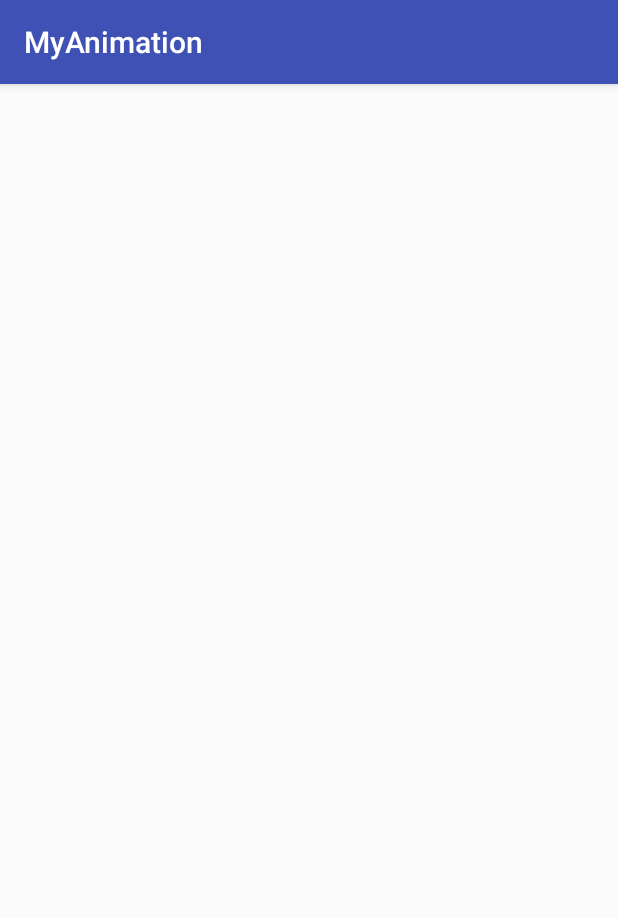
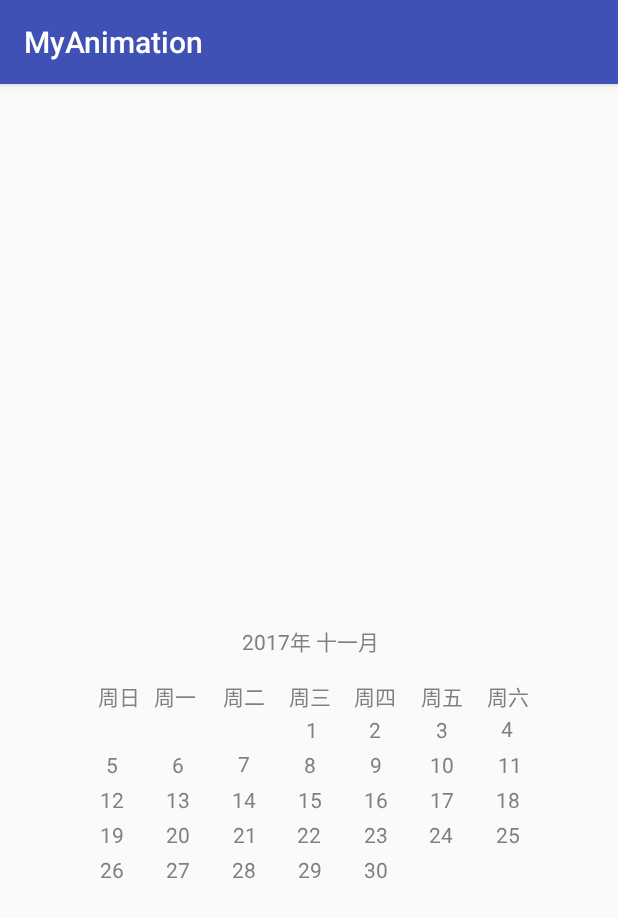
Before and after one commit to zhaoxiansheng/MyAnimation, an Android app: the CalendarActivity screen opened directly, with no data from a screen before it, on a phone screen of 412 x 824 dp. Shown: the top 918 px of the screen. Run offline under Robolectric (Android 15) with nearby library versions, the phone set to English and light mode, and no system bars.

Commit message:
可以画出单个月份的日历

```diff
--- a/app/src/main/java/com/example/zy/myanimation/activity/CalendarActivity.java
+++ b/app/src/main/java/com/example/zy/myanimation/activity/CalendarActivity.java
@@ -21,7 +21,9 @@ public class CalendarActivity extends AppCompatActivity {
         super.onCreate(savedInstanceState);
         setContentView(R.layout.activity_calendar);
         WheelCalendar wheelCalendar = new WheelCalendar(System.currentTimeMillis());
-        Toast.makeText(this, wheelCalendar.year + "/" + wheelCalendar.month + "/" + wheelCalendar.day + "/" + wheelCalendar.hour + "/" + wheelCalendar.minute + "/" + wheelCalendar.week, Toast.LENGTH_SHORT).show();
+        Toast.makeText(this, wheelCalendar.year + "/" + wheelCalendar.month + "/" + wheelCalendar.day + "/"
+                + wheelCalendar.hour + "/" + wheelCalendar.minute + "/" + wheelCalendar.week + "/"
+                + wheelCalendar.weekDay, Toast.LENGTH_SHORT).show();
     }
 
     public static void startActivity(Activity activity) {
--- a/app/src/main/java/com/example/zy/myanimation/utils/ToolUtils.java
+++ b/app/src/main/java/com/example/zy/myanimation/utils/ToolUtils.java
@@ -1,6 +1,12 @@
 package com.example.zy.myanimation.utils;
 
 import android.view.View;
+
+import java.text.ParseException;
+import java.text.SimpleDateFormat;
+import java.util.Calendar;
+import java.util.Date;
+import java.util.Locale;
 
 /**
  * Created on 2017/11/1.
@@ -11,8 +17,9 @@ public class ToolUtils {
 
     /**
      * 测量自定义控件的宽
+     *
      * @param measureSpec
-     * @param result 默认大小
+     * @param result      默认大小
      * @return 返回大小
      */
     public static int measureWidth(int measureSpec, int result) {
@@ -30,8 +37,9 @@ public class ToolUtils {
 
     /**
      * 测定自定义控件的高
+     *
      * @param measureSpec
-     * @param result 默认的大小
+     * @param result      默认的大小
      * @return 返回大小
      */
     public static int measureHeight(int measureSpec, int result) {
@@ -44,4 +52,84 @@ public class ToolUtils {
         }
         return result;
     }
+
+    /**
+     * 获取当前星期几
+     * @param millseconds 时间
+     * @return 返回中文星期
+     */
+    public static String chineseWeekDay(long millseconds) {
+        Calendar calendar = Calendar.getInstance();
+        calendar.clear();
+        calendar.setTime(new Date(millseconds));
+        String[] weekDays = {"周日", "周一", "周二", "周三", "周四", "周五", "周六"};
+        return weekDays[calendar.get(Calendar.DAY_OF_WEEK) - 1];
+    }
+
+    /**
+     * 获取当前星期几
+     * @param millseconds 时间
+     * @return 返回数字
+     */
+    public static int numberWeekDay(long millseconds) {
+        Calendar calendar = Calendar.getInstance();
+        calendar.clear();
+        calendar.setTime(new Date(millseconds));
+        return calendar.get(Calendar.DAY_OF_WEEK) - 1;
+    }
+
+    /**
+     * 获取当前月份
+     * @param month 月份
+     * @return 返回中文月份
+     */
+    public static String monthDay(int month){
+        String[] monthDays = {"一月", "二月", "三月", "四月", "五月", "六月", "七月", "八月", "九月", "十月", "十一月", "十二月"};
+        return monthDays[month - 1];
+    }
+
+    /**
+     * 把获取某年某月第一天的毫秒数
+     * @param year 年份
+     * @param month 月份
+     * @return 毫秒数
+     * @throws ParseException
+     */
+    public static long millSeconds(int year, int month) throws ParseException {
+        SimpleDateFormat simpleDateFormat = new SimpleDateFormat("yyyy-MM-dd", Locale.CHINA);
+        return simpleDateFormat.parse(year + "-" + month + "-01").getTime();
+    }
+
+    /**
+     * 获取某年某月的最后一天
+     * @param year 年
+     * @param month 月
+     * @return 最后一天
+     */
+    public static int getLastDayOfMonth(int year, int month) {
+        if (month == 1 || month == 3 || month == 5 || month == 7 || month == 8
+                || month == 10 || month == 12) {
+            return 31;
+        }
+        if (month == 4 || month == 6 || month == 9 || month == 11) {
+            return 30;
+        }
+        if (month == 2) {
+            if (isLeapYear(year)) {
+                return 29;
+            } else {
+                return 28;
+            }
+        }
+        return 0;
+    }
+
+    /**
+     * 是否闰年
+     * @param year 年
+     * @return
+     */
+    private static boolean isLeapYear(int year) {
+        return (year % 4 == 0 && year % 100 != 0) || (year % 400 == 0);
+    }
 }
--- a/app/src/main/java/com/example/zy/myanimation/view/calendar/CalendarView.java
+++ b/app/src/main/java/com/example/zy/myanimation/view/calendar/CalendarView.java
@@ -12,6 +12,9 @@ import android.util.AttributeSet;
 import android.view.View;
 
 import com.example.zy.myanimation.R;
+import com.example.zy.myanimation.utils.ToolUtils;
+
+import java.text.ParseException;
 
 /**
  * Created on 2017/11/1.
@@ -23,28 +26,35 @@ public class CalendarView extends View {
     /**
      * 圆的颜色
      */
-    private int roundColor;
+    private int circleColor;
     /**
      * 数字的颜色
      */
-    private int textColor;
+    private int dateColor;
     /**
      * 数字字体大小
      */
-    private float textSize;
+    private float dateSize;
     /**
      * 圆的半径
      */
-    private float roundRadius;
+    private float circleRadius;
     /**
      * 默认的行数
      */
-    private int col = 5;
+    private int col = 6;
     /**
      * 默认的列数
      */
     private int row = 7;
 
+    /**
+     * 默认行列宽高
+     */
+    private float colHeight;
+    private float colWidth;
+    private float rowHeight;
+    private float rowWidth;
     /**
      * 自定义画笔
      */
@@ -53,7 +63,10 @@ public class CalendarView extends View {
      * title
      */
     private Rect textRect;
+    private int textLength;
     private String year, month;
+
+    private WheelCalendar wheelCalendar;
 
     public CalendarView(Context context) {
         super(context);
@@ -72,31 +85,111 @@ public class CalendarView extends View {
 
     private void initAttrs(Context context, AttributeSet attrs, int defStyleAttr) {
         TypedArray array = context.getTheme().obtainStyledAttributes(attrs, R.styleable.CalendarView, defStyleAttr, 0);
-        roundColor = array.getColor(R.styleable.ScrollAnimView_round_color, ContextCompat.getColor(context, R.color.colorPrimary));
-        roundRadius = array.getDimension(R.styleable.ScrollAnimView_round_radius, 10);
-        textColor = array.getColor(R.styleable.ScrollAnimView_text_color, Color.WHITE);
-        textSize = array.getDimension(R.styleable.ScrollAnimView_text_size, 30);
+        circleColor = array.getColor(R.styleable.CalendarView_circle_color, ContextCompat.getColor(context, R.color.colorPrimary));
+        circleRadius = array.getDimension(R.styleable.CalendarView_circle_radius, 10);
+        dateColor = array.getColor(R.styleable.CalendarView_date_color, Color.WHITE);
+        dateSize = array.getDimension(R.styleable.CalendarView_date_size, 30);
+        rowHeight = array.getDimension(R.styleable.CalendarView_date_row_height, 35);
+        rowWidth = array.getDimension(R.styleable.CalendarView_date_row_height, 25);
+        colHeight = array.getDimension(R.styleable.CalendarView_date_col_width, 35);
+        colWidth = array.getDimension(R.styleable.CalendarView_date_col_width, 25);
+        array.recycle();
+
         mPaint = new Paint();
-        mPaint.setAntiAlias(true);
-        mPaint.setStyle(Paint.Style.FILL_AND_STROKE);
-        //设置是否抖动，如果不设置感觉就会有一些僵硬的线条，如果设置图像就会看的更柔和一些，
-        mPaint.setDither(true);
         textRect = new Rect();
     }
 
     @Override
     protected void onDraw(Canvas canvas) {
         super.onDraw(canvas);
-
+        drawTitle(canvas);
+        drawWeek(canvas);
+        try {
+            drawMonth(canvas);
+        } catch (ParseException e) {
+            e.printStackTrace();
+        }
     }
 
     @Override
     protected void onMeasure(int widthMeasureSpec, int heightMeasureSpec) {
         super.onMeasure(widthMeasureSpec, heightMeasureSpec);
+        setMeasuredDimension(ToolUtils.measureWidth(widthMeasureSpec, 500), ToolUtils.measureHeight(heightMeasureSpec, 500));
     }
 
-    private void drawMouth(Canvas canvas) {
-        mPaint.setColor(textColor);
+    private void drawTitle(Canvas canvas) {
+        wheelCalendar = new WheelCalendar(System.currentTimeMillis());
+        year = String.valueOf(wheelCalendar.year) + "年";
+        month = ToolUtils.monthDay(wheelCalendar.month);
+        String title = year + " " + month;
+
+        initPaint();
+        mPaint.getTextBounds(title, 0, title.length(), textRect);
+        canvas.drawText(year + " " + month, getMeasuredWidth() / 2 - textRect.width() / 2,
+                getMeasuredHeight() / 2 - textRect.height() / 2, mPaint);
 
     }
+
+    private void drawWeek(Canvas canvas) {
+        initPaint();
+        String[] weekDays = {"周日", "周一", "周二", "周三", "周四", "周五", "周六"};
+        for (int i = 0; i < weekDays.length; i++) {
+            mPaint.getTextBounds(weekDays[i], 0, weekDays[i].length(), textRect);
+            canvas.drawText(weekDays[i], getMeasuredWidth() / 2 - textRect.width() / 2 - textRect.width() * (3 - i) - colWidth * (3 - i),
+                    getMeasuredHeight() / 2 + textRect.height() / 2 + rowHeight, mPaint);
+        }
+        textLength = textRect.width();
+    }
+
+    private void drawMonth(Canvas canvas) throws ParseException {
+        initPaint();
+        int weekCount = ToolUtils.numberWeekDay(ToolUtils.millSeconds(wheelCalendar.year, wheelCalendar.month));
+        int monthCount = ToolUtils.getLastDayOfMonth(wheelCalendar.year, wheelCalendar.month);
+        if (weekCount + monthCount + 1 > row * 5) {
+            col = 6;
+        } else {
+            col = 5;
+        }
+        for (int j = 0; j < col; j++) {
+            for (int i = 0; i < row; i++) {
+                if (j == 0) {
+                    if (i > weekCount - 1 && i < 7) {
+                        mPaint.getTextBounds(String.valueOf(i + 1 - weekCount), 0, String.valueOf(i + 1 - weekCount).length(), textRect);
+                        canvas.drawText(String.valueOf(i + 1 - weekCount),
+                                getMeasuredWidth() / 2 - textRect.width() / 2 - textLength * (weekCount - i) - colWidth * (weekCount - i),
+                                getMeasuredHeight() / 2 + textRect.height() / 2 + rowHeight * (j + 2), mPaint);
+                    }
+                } else {
+                    if (j == col - 1) {
+                        if ((j + 1) * (i + 1) + weekCount <= monthCount) {
+                            mPaint.getTextBounds(String.valueOf(i + j * 7 + 1 - weekCount), 0, String.valueOf(i + j * 7 + 1 - weekCount).length(), textRect);
+                            canvas.drawText(String.valueOf(i + j * 7 + 1 - weekCount),
+                                    getMeasuredWidth() / 2 - textRect.width() / 2 - textLength * (3 - i) - colWidth * (3 - i),
+                                    getMeasuredHeight() / 2 + textRect.height() / 2 + rowHeight * (j + 2), mPaint);
+                        }
+                    } else {
+                        mPaint.getTextBounds(String.valueOf(i + j * 7 + 1 - weekCount), 0, String.valueOf(i + j * 7 + 1 - weekCount).length(), textRect);
+                        canvas.drawText(String.valueOf(i + j * 7 + 1 - weekCount),
+                                getMeasuredWidth() / 2 - textRect.width() / 2 - textLength * (3 - i) - colWidth * (3 - i),
+                                getMeasuredHeight() / 2 + textRect.height() / 2 + rowHeight * (j + 2), mPaint);
+                    }
+                }
+            }
+        }
+    }
+
+    /**
+     * 初始化画笔
+     */
+    private void initPaint() {
+        if (mPaint != null) {
+            mPaint.reset();
+            mPaint.setColor(dateColor);
+            mPaint.setTextSize(dateSize);
+            mPaint.setAntiAlias(true);
+            mPaint.setStyle(Paint.Style.FILL_AND_STROKE);
+            //设置是否抖动，如果不设置感觉就会有一些僵硬的线条，如果设置图像就会看的更柔和一些，
+            mPaint.setDither(true);
+        }
+    }
 }
--- a/app/src/main/java/com/example/zy/myanimation/view/calendar/WheelCalendar.java
+++ b/app/src/main/java/com/example/zy/myanimation/view/calendar/WheelCalendar.java
@@ -1,4 +1,6 @@
 package com.example.zy.myanimation.view.calendar;
+
+import com.example.zy.myanimation.utils.ToolUtils;
 
 import java.util.Calendar;
 
@@ -10,6 +12,7 @@ import java.util.Calendar;
 public class WheelCalendar {
 
     public int year, month, day, hour, minute, week;
+    public String weekDay;
 
     public WheelCalendar(long millseconds) {
         initDate(millseconds);
@@ -29,5 +32,6 @@ public class WheelCalendar {
         hour = calendar.get(Calendar.HOUR_OF_DAY);
         minute = calendar.get(Calendar.MINUTE);
         week = calendar.get(Calendar.WEEK_OF_YEAR);
+        weekDay = ToolUtils.chineseWeekDay(millseconds);
     }
 }
--- a/app/src/main/res/layout/activity_calendar.xml
+++ b/app/src/main/res/layout/activity_calendar.xml
@@ -10,10 +10,11 @@
         android:id="@+id/calendar_view"
         android:layout_width="wrap_content"
         android:layout_height="wrap_content"
-        app:round_color="@color/colorPrimary"
-        app:text_color="@color/black"
-        app:text_size="16sp"
-        app:round_radius="10dp">
+        android:layout_centerInParent="true"
+        app:circle_color="@color/colorPrimary"
+        app:date_color="@color/gray"
+        app:date_size="14sp"
+        app:circle_radius="10dp">
     </com.example.zy.myanimation.view.calendar.CalendarView>
 
 </RelativeLayout>
--- a/app/src/main/res/layout/activity_main.xml
+++ b/app/src/main/res/layout/activity_main.xml
@@ -31,7 +31,7 @@
 
     <com.prolificinteractive.materialcalendarview.MaterialCalendarView
         android:id="@+id/calendarView"
-        android:layout_width="match_parent"
+        android:layout_width="wrap_content"
         android:layout_height="match_parent"
         app:mcv_showOtherDates="all"
         app:mcv_arrowColor="?attr/colorPrimary"
--- a/app/src/main/res/values/attrs.xml
+++ b/app/src/main/res/values/attrs.xml
@@ -8,9 +8,13 @@
     </declare-styleable>
 
     <declare-styleable name="CalendarView">
-        <attr name="round_radius" format="dimension" />
-        <attr name="round_color" format="color" />
-        <attr name="text_color" format="color" />
-        <attr name="text_size" format="dimension" />
+        <attr name="circle_radius" format="dimension" />
+        <attr name="circle_color" format="color" />
+        <attr name="date_row_height" format="dimension" />
+        <attr name="date_row_width" format="dimension" />
+        <attr name="date_col_width" format="dimension" />
+        <attr name="date_col_height" format="dimension" />
+        <attr name="date_color" format="color" />
+        <attr name="date_size" format="dimension" />
     </declare-styleable>
 </resources>
--- a/app/src/main/res/values/colors.xml
+++ b/app/src/main/res/values/colors.xml
@@ -3,6 +3,7 @@
     <color name="colorPrimary">#3F51B5</color>
     <color name="white">#fff</color>
     <color name="black">#000</color>
+    <color name="gray">#7F7F7F</color>
     <color name="colorPrimaryDark">#303F9F</color>
     <color name="colorAccent">#FF4081</color>
 </resources>
```
